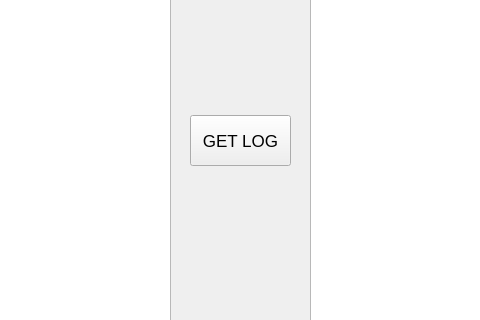
Qt form Qt/widget.ui (physicallayer/firewall_module_manager) before a commit; both pictures show x 330 to 810 and y 105 to 425 of the 1165 by 572 pixel window.
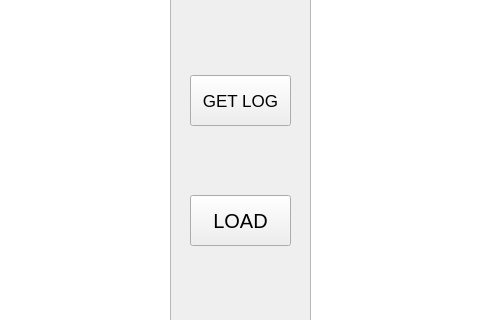
The same form after that commit.

What changed in the file:
```diff
--- a/Qt/widget.ui
+++ b/Qt/widget.ui
@@ -63,7 +63,7 @@
    <property name="geometry">
     <rect>
      <x>520</x>
-     <y>220</y>
+     <y>180</y>
      <width>101</width>
      <height>51</height>
     </rect>
@@ -173,6 +173,24 @@
     <string>SET Rule</string>
    </property>
   </widget>
+  <widget class="QPushButton" name="pb_load">
+   <property name="geometry">
+    <rect>
+     <x>520</x>
+     <y>300</y>
+     <width>101</width>
+     <height>51</height>
+    </rect>
+   </property>
+   <property name="font">
+    <font>
+     <pointsize>15</pointsize>
+    </font>
+   </property>
+   <property name="text">
+    <string>LOAD</string>
+   </property>
+  </widget>
  </widget>
  <layoutdefault spacing="6" margin="11"/>
  <resources/>
```
